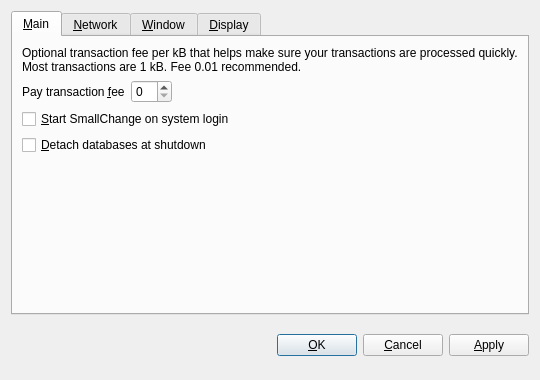
The window that src/qt/forms/optionsdialog.ui (dsiugzda/litcoin) describes before a commit, drawn with Qt 5.
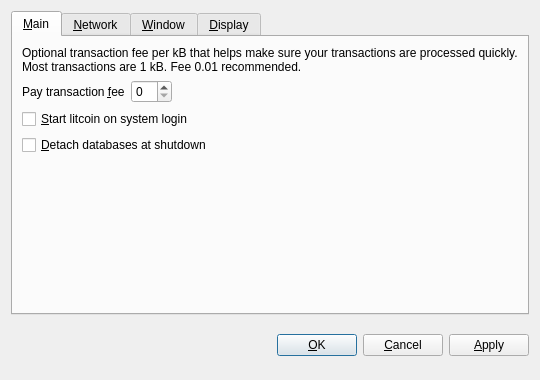
The same window after the commit. The open tabs and pages were chosen to show the change. Custom widgets are drawn as their Qt base class.

```diff
--- a/src/qt/forms/optionsdialog.ui
+++ b/src/qt/forms/optionsdialog.ui
@@ -82,7 +82,7 @@
           <string>Automatically start SmallChange after logging in to the system.</string>
          </property>
          <property name="text">
-          <string>&amp;Start SmallChange on system login</string>
+          <string>&amp;Start litcoin on system login</string>
          </property>
         </widget>
        </item>
```
Left out of the diff: 10 changed lines with no effect on the pictures.
